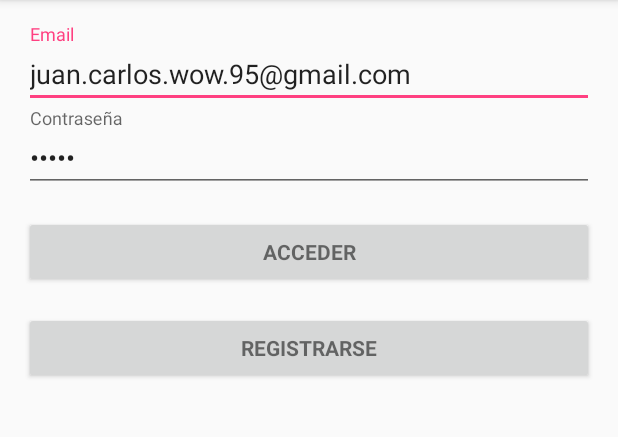
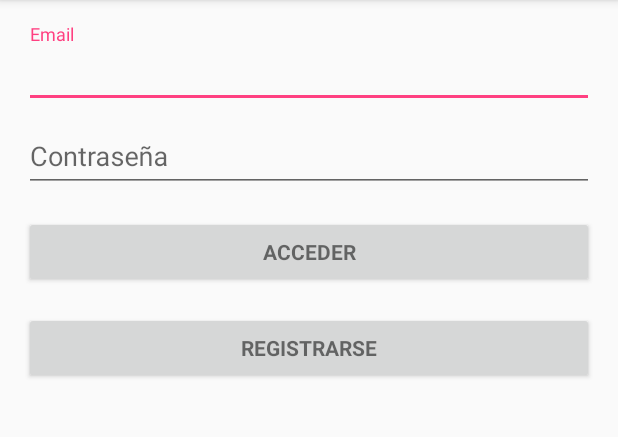
Before and after one commit to jserrape/GestorTextoPredictivoAndroid, an Android app: the screen it shows after launch (LoginActivity), on a phone screen of 412 x 824 dp, the part 84-521 px from its top. Run offline under Robolectric (Android 15) with nearby library versions, the phone set to English and light mode, and no system bars.

Commit message:
Versión del tutorial

```diff
--- a/app/src/main/java/clienteandroid/app/jcsp0003/com/predictorclieneandroid/SingletonSocket.java
+++ b/app/src/main/java/clienteandroid/app/jcsp0003/com/predictorclieneandroid/SingletonSocket.java
@@ -16,7 +16,7 @@ public class SingletonSocket {
     private PrintStream output;
 
     private static final int SERVERPORT = 4444;
-    private static final String ADDRESS = "192.168.0.101";
+    private static final String ADDRESS = "192.168.0.104";
 
 
     private SingletonSocket() {
--- a/app/src/main/res/layout/activity_conjuntos.xml
+++ b/app/src/main/res/layout/activity_conjuntos.xml
@@ -8,8 +8,8 @@
 
     <ListView
         android:id="@+id/listvw"
-        android:layout_width="368dp"
-        android:layout_height="495dp"
+        android:layout_width="match_parent"
+        android:layout_height="match_parent"
         tools:layout_editor_absoluteX="8dp"
         tools:layout_editor_absoluteY="8dp" />
 </android.support.constraint.ConstraintLayout>
--- a/app/src/main/res/layout/activity_interfaz_escritura.xml
+++ b/app/src/main/res/layout/activity_interfaz_escritura.xml
@@ -7,6 +7,7 @@
     tools:context="clienteandroid.app.jcsp0003.com.predictorclieneandroid.Interfaz_escrituraActivity">
 
     <EditText
+        android:imeOptions="flagNoExtractUi"
         android:id="@+id/editText"
         android:layout_width="417dp"
         android:layout_height="match_parent"
--- a/app/src/main/res/layout/activity_login.xml
+++ b/app/src/main/res/layout/activity_login.xml
@@ -26,11 +26,12 @@
                 android:layout_height="wrap_content">
 
                 <AutoCompleteTextView
+                    android:imeOptions="flagNoExtractUi"
                     android:id="@+id/email"
                     android:layout_width="match_parent"
                     android:layout_height="wrap_content"
                     android:hint="@string/prompt_email"
-                    android:text="juan.carlos.wow.95@gmail.com"
+                    android:text=""
                     android:inputType="textEmailAddress"
                     android:maxLines="1"
                     android:singleLine="true" />
@@ -46,10 +47,10 @@
                     android:layout_width="match_parent"
                     android:layout_height="wrap_content"
                     android:hint="@string/prompt_password"
-                    android:text="40333"
+                    android:text=""
                     android:imeActionId="6"
                     android:imeActionLabel="Texto aux"
-                    android:imeOptions="actionUnspecified"
+                    android:imeOptions="flagNoExtractUi"
                     android:inputType="textPassword"
                     android:maxLines="1"
                     android:singleLine="true" />
--- a/app/src/main/res/layout/activity_registro.xml
+++ b/app/src/main/res/layout/activity_registro.xml
@@ -32,6 +32,7 @@
                     android:hint="Nombre"
                     android:inputType="textEmailAddress"
                     android:maxLines="1"
+                    android:imeOptions="flagNoExtractUi"
                     android:singleLine="true" />
 
             </android.support.design.widget.TextInputLayout>
@@ -42,6 +43,7 @@
 
                 <AutoCompleteTextView
                     android:id="@+id/apellidosField"
+                    android:imeOptions="flagNoExtractUi"
                     android:layout_width="match_parent"
                     android:layout_height="wrap_content"
                     android:hint="Apellidos"
@@ -57,6 +59,7 @@
 
                 <AutoCompleteTextView
                     android:id="@+id/email"
+                    android:imeOptions="flagNoExtractUi"
                     android:layout_width="match_parent"
                     android:layout_height="wrap_content"
                     android:hint="@string/prompt_email"
@@ -74,6 +77,7 @@
                     android:id="@+id/emailRepetir"
                     android:layout_width="match_parent"
                     android:layout_height="wrap_content"
+                    android:imeOptions="flagNoExtractUi"
                     android:hint="Repetir email"
                     android:inputType="textEmailAddress"
                     android:maxLines="1"
```
Also changed, not shown: app/src/main/java/clienteandroid/app/jcsp0003/com/predictorclieneandroid/Interfaz_escrituraActivity.java (+0 -8 lines).
